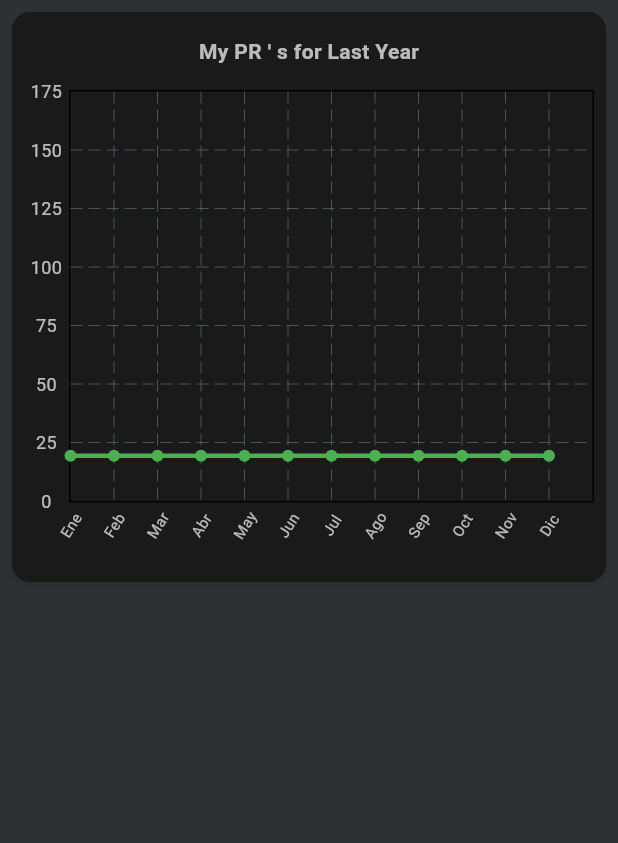
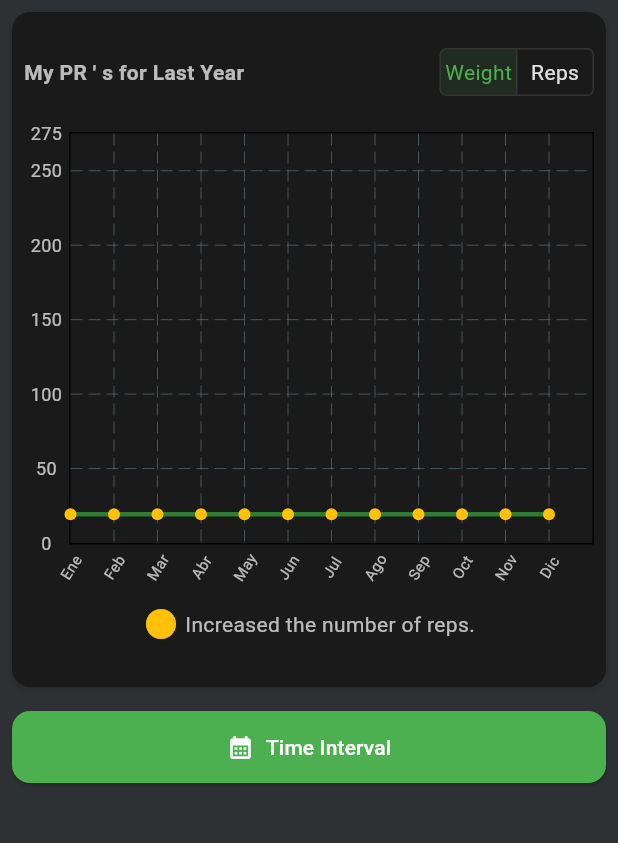
Before and after one commit to diegoZarateFer/gym-tracker-prototype, a Flutter app: the ExcerciseStatsPage screen opened by its route, on a phone screen of 412 x 824 dp, the part 84-927 px from its top. Run offline on Flutter 3.47's test engine with Material 3 defaults, Android fonts, the phone set to English and light mode, and no system bars; drawn by our look-alikes of fl_chart; our stand-ins replace google_fonts, just_audio, logger, percent_indicator, permission_handler, table_calendar; missing offline and left inert: alarm.

Commit message:
feat<excercise stats>: Agregar bototm sheet para seleccionar distintos intervalos de tiempo.

```diff
--- a/lib/core/extensions/context_ext.dart
+++ b/lib/core/extensions/context_ext.dart
@@ -20,12 +20,12 @@ extension ContextExt on BuildContext {
     );
   }
 
-  void showBottomDialog(Widget content) {
-    showModalBottomSheet(
+  Future<T?> showBottomDialog<T>(Widget content) async {
+    return await showModalBottomSheet<T>(
       context: this,
       useSafeArea: true,
       isScrollControlled: true,
-      builder: (modalContext) {
+      builder: (BuildContext modalContext) {
         return Padding(padding: const EdgeInsets.all(8), child: content);
       },
     );
--- a/lib/core/theme/app_theme.dart
+++ b/lib/core/theme/app_theme.dart
@@ -4,7 +4,9 @@ import 'package:google_fonts/google_fonts.dart';
 final ThemeData appTheme = ThemeData(
   brightness: Brightness.dark,
   scaffoldBackgroundColor: Colors.blueGrey,
-
+  focusColor: Colors.transparent,
+  hoverColor: Colors.transparent,
+  splashColor: Colors.transparent,
   colorScheme: const ColorScheme.dark(
     background: Colors.blueGrey,
     surface: Color(0xFF342F3F),
@@ -69,12 +71,17 @@ final ThemeData appDarkTheme = ThemeData(
     background: Color.fromARGB(255, 16, 20, 22),
     surface: Color(0xFF1A1A1A),
     primary: Colors.green,
-    secondary: Colors.green,
+    secondary: Color(0xFF2E7D32),
     onBackground: Colors.white,
     onSurface: Colors.white,
     onPrimary: Color(0xFFB0BEC5),
     onSecondary: Color(0xFFB0BEC5),
   ),
+  splashFactory: NoSplash.splashFactory,
+  focusColor: Colors.transparent,
+  hoverColor: Colors.transparent,
+  highlightColor: Colors.transparent,
+  splashColor: Colors.transparent,
   appBarTheme: const AppBarTheme(
     backgroundColor: Color(0xFF1A1A1A),
     foregroundColor: Colors.white,
@@ -94,6 +101,8 @@ final ThemeData appDarkTheme = ThemeData(
     style: ElevatedButton.styleFrom(
       backgroundColor: Colors.green,
       foregroundColor: Colors.white,
+      disabledBackgroundColor: Colors.green.withOpacity(0.4),
+      disabledForegroundColor: Colors.white70,
       shape: const RoundedRectangleBorder(
         borderRadius: BorderRadius.all(Radius.circular(12)),
       ),
--- a/lib/pages/excercise_stats_page.dart
+++ b/lib/pages/excercise_stats_page.dart
@@ -1,4 +1,6 @@
 import 'package:flutter/material.dart';
+import 'package:gym_tracker_ui/core/extensions/context_ext.dart';
+import 'package:gym_tracker_ui/pages/widgets/dialogs/chart_time_interval_selector_dialog.dart';
 import 'package:gym_tracker_ui/pages/widgets/excercise_charts/last_year_chart.dart';
 import 'package:intl/intl.dart';
 
@@ -16,6 +18,26 @@ class ExcerciseStatsPage extends StatefulWidget {
 }
 
 class _ExcerciseStatsPageState extends State<ExcerciseStatsPage> {
+  ///
+  /// Variable para controlar tipo de grafico.
+  ///
+  var _selectedChartTimeInterval = ChartTimeInterval.lastTenSessions;
+
+  ///
+  /// Funciones para widgets.
+  ///
+  Future<void> _showTimeIntervalSelectorDailog() async {
+    final newTimeInterval = await context.showBottomDialog<ChartTimeInterval>(
+      ChartTimeIntervalSelectorDialog(
+        initialChartTimeInterval: _selectedChartTimeInterval,
+      ),
+    );
+
+    setState(() {
+      _selectedChartTimeInterval = newTimeInterval!;
+    });
+  }
+
   @override
   Widget build(BuildContext context) {
     return Scaffold(
@@ -33,7 +55,20 @@ class _ExcerciseStatsPageState extends State<ExcerciseStatsPage> {
       body: SingleChildScrollView(
         child: Padding(
           padding: const EdgeInsets.all(8),
-          child: Column(children: [LastYearChart()]),
+          child: Column(
+            children: [
+              LastYearChart(),
+              const SizedBox(height: 16),
+              SizedBox(
+                width: double.infinity,
+                child: ElevatedButton.icon(
+                  onPressed: _showTimeIntervalSelectorDailog,
+                  label: Text("Time Interval"),
+                  icon: Icon(Icons.calendar_month),
+                ),
+              ),
+            ],
+          ),
         ),
       ),
     );
--- a/lib/pages/widgets/excercise_charts/last_year_chart.dart
+++ b/lib/pages/widgets/excercise_charts/last_year_chart.dart
@@ -2,7 +2,8 @@ import 'dart:math';
 
 import 'package:fl_chart/fl_chart.dart';
 import 'package:flutter/material.dart';
-import 'package:logger/logger.dart';
+
+enum ChartXAxisValue { weight, reps }
 
 const List<String> _months = [
   "Ene",
@@ -20,15 +21,31 @@ const List<String> _months = [
   " ",
 ];
 
-final List<int> _weightAxisLabels = List.generate(8, (index) => index * 25);
+final List<int> _weightAxisLabels = List.generate(12, (index) => index * 25);
 
-class LastYearChart extends StatelessWidget {
+class LastYearChart extends StatefulWidget {
+  const LastYearChart({super.key});
+
+  @override
+  State<LastYearChart> createState() => _LastYearChartState();
+}
+
+class _LastYearChartState extends State<LastYearChart> {
+
   ///
-  /// Logger
+  /// Eje X seleccionado
   ///
-  static final logger = Logger();
+  ChartXAxisValue _selectedXAxisValue = ChartXAxisValue.weight;
 
-  const LastYearChart({super.key});
+  ///
+  /// Funciones para widgets.
+  ///
+  void _changeChartXAxisValueHandler(int selectedIndex) {
+    ChartXAxisValue newChartXAxisValue = ChartXAxisValue.values[selectedIndex];
+    setState(() {
+      _selectedXAxisValue = newChartXAxisValue;
+    });
+  }
 
   @override
   Widget build(BuildContext context) {
@@ -36,8 +53,19 @@ class LastYearChart extends StatelessWidget {
       12,
       (index) => FlSpot(index.toDouble(), Random().nextDouble() * 7),
     );
+
+    final List<bool> repsWereIncremented = List.generate(
+      12,
+      (_) => Random().nextBool(),
+    );
+
+    final toggleButtonState = [
+      _selectedXAxisValue == ChartXAxisValue.weight,
+      _selectedXAxisValue == ChartXAxisValue.reps,
+    ];
+
     return Container(
-      height: 380,
+      height: 450,
       decoration: BoxDecoration(
         color: Theme.of(context).colorScheme.surface,
         borderRadius: BorderRadius.circular(12),
@@ -49,15 +77,49 @@ class LastYearChart extends StatelessWidget {
         padding: const EdgeInsets.symmetric(horizontal: 8, vertical: 16),
         child: Column(
           children: [
-            Text(
-              'My PR \' s for Last Year',
-              style: TextStyle(fontWeight: FontWeight.bold),
+            Row(
+              children: [
+                Text(
+                  'My PR \' s for Last Year',
+                  style: TextStyle(fontWeight: FontWeight.bold),
+                ),
+                const Spacer(),
+                ToggleButtons(
+                  isSelected: toggleButtonState,
+                  borderRadius: BorderRadius.circular(4),
+                  onPressed: _changeChartXAxisValueHandler,
+                  constraints: const BoxConstraints(
+                    minHeight: 30,
+                    minWidth: 50,
+                  ),
+                  children: [
+                    Padding(padding: EdgeInsets.all(2), child: Text("Weight")),
+                    Padding(padding: EdgeInsets.all(2), child: Text("Reps")),
+                  ],
+                ),
+              ],
             ),
             const SizedBox(height: 16),
             SizedBox(
               height: 300,
               child: LineChart(
                 LineChartData(
+                  lineTouchData: LineTouchData(
+                    touchTooltipData: LineTouchTooltipData(
+                      tooltipPadding: EdgeInsets.all(4),
+                      getTooltipItems: (List<LineBarSpot> touchedSpots) {
+                        return touchedSpots
+                            .map(
+                              (spot) => LineTooltipItem(
+                                "120lbsx5 @2 RIR",
+                                TextStyle(color: Colors.white),
+                              ),
+                            )
+                            .toList();
+                      },
+                    ),
+                    handleBuiltInTouches: true,
+                  ),
                   gridData: const FlGridData(show: true),
                   titlesData: FlTitlesData(
                     show: true,
@@ -104,9 +166,20 @@ class LastYearChart extends StatelessWidget {
                   minX: 0,
                   maxX: _months.length - 1,
                   minY: 0,
-                  maxY: 7,
+                  maxY: _weightAxisLabels.length - 1,
                   lineBarsData: [
                     LineChartBarData(
+                      dotData: FlDotData(
+                        show: true,
+                        getDotPainter: (spot, percent, barData, index) {
+                          if (repsWereIncremented[index]) {
+                            return FlDotCirclePainter(color: Colors.amber);
+                          }
+                          return FlDotCirclePainter(
+                            color: Theme.of(context).colorScheme.secondary,
+                          );
+                        },
+                      ),
                       color: Theme.of(context).colorScheme.secondary,
                       barWidth: 3,
                       belowBarData: BarAreaData(show: false),
@@ -116,6 +189,16 @@ class LastYearChart extends StatelessWidget {
                 ),
               ),
             ),
+            const SizedBox(height: 16),
+            Row(
+              mainAxisAlignment: MainAxisAlignment.center,
+              mainAxisSize: MainAxisSize.min,
+              children: [
+                Icon(Icons.circle, color: Colors.amber),
+                const SizedBox(width: 4),
+                Text("Increased the number of reps."),
+              ],
+            ),
           ],
         ),
       ),
```
Also changed, not shown: lib/pages/widgets/check_button.dart (added, +51 -0 lines), lib/pages/widgets/dialogs/chart_time_interval_selector_dialog.dart (added, +114 -0 lines).
